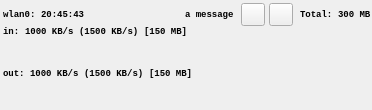
Above: src/mainwindow.ui from cpina/qnetload before the change. Below: the same form after it.
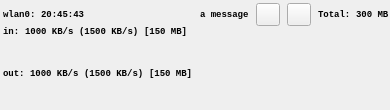
That is the form after the change. Custom widgets are drawn as their Qt base class.

Commit message: Sets a minimum width for the main window

```diff
--- a/src/mainwindow.ui
+++ b/src/mainwindow.ui
@@ -6,16 +6,22 @@
    <rect>
     <x>0</x>
     <y>0</y>
-    <width>372</width>
+    <width>390</width>
     <height>110</height>
    </rect>
   </property>
   <property name="sizePolicy">
-   <sizepolicy hsizetype="Ignored" vsizetype="Preferred">
+   <sizepolicy hsizetype="Preferred" vsizetype="Preferred">
     <horstretch>0</horstretch>
     <verstretch>0</verstretch>
    </sizepolicy>
   </property>
+  <property name="minimumSize">
+   <size>
+    <width>350</width>
+    <height>0</height>
+   </size>
+  </property>
   <property name="windowTitle">
    <string>qnetload</string>
   </property>
@@ -148,7 +154,7 @@
       <item>
        <widget class="QLabel" name="spacer3">
         <property name="text">
-         <string> </string>
+         <string/>
         </property>
        </widget>
       </item>
```
